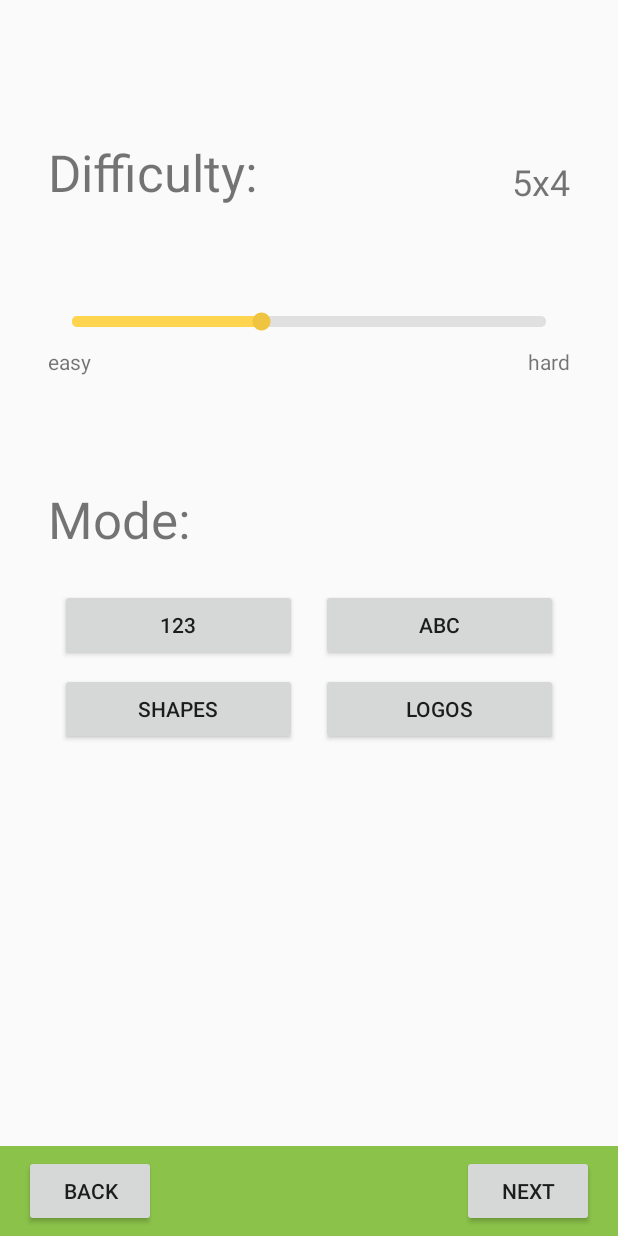
After one commit to LarsHorvath/memory_app, an Android app: the NewGameActivity2 screen opened directly, with no data from a screen before it, on a phone screen of 412 x 824 dp. The commit adds this screen. Run offline under Robolectric (Android 15) with nearby library versions, the light colour scheme and no system bars; 5 statements that could not run were skipped.

Commit message:
newGameActivity 2 - all settings

```diff
--- /dev/null
+++ b/app/src/main/java/com/memory_app/GameSettings.java
@@ -0,0 +1,114 @@
+package com.memory_app;
+
+import java.io.Serializable;
+
+public class GameSettings implements Serializable {
+    private int numberOfPlayers;
+    private String namePlayer1, namePlayer2;
+    private boolean ai;
+    private String aiString;
+    private String difficulty;
+    private int colums, rows;
+    private int mode;
+
+    public GameSettings() {
+        numberOfPlayers = 0;
+        namePlayer1 = "Player 1";
+        namePlayer2 = "Player 2";
+        ai = false;
+        aiString = "";
+        difficulty = "0x0";
+        colums = 3;
+        rows = 2;
+        mode = 0;
+    }
+
+    // Constructor
+    public GameSettings(int numberOfPlayers, String namePlayer1, String namePlayer2, boolean ai, String aiString, String difficulty, int colums, int rows, int mode) {
+        this.numberOfPlayers = numberOfPlayers;
+        this.namePlayer1 = namePlayer1;
+        this.namePlayer2 = namePlayer2;
+        this.ai = ai;
+        this.aiString = aiString;
+        this.difficulty = difficulty;
+        this.colums = colums;
+        this.rows = rows;
+        this.mode = mode;
+    }
+
+    // Getters & Setters
+
+
+    public int getNumberOfPlayers() {
+        return numberOfPlayers;
+    }
+
+    public void setNumberOfPlayers(int numberOfPlayers) {
+        this.numberOfPlayers = numberOfPlayers;
+    }
+
+    public String getNamePlayer1() {
+        return namePlayer1;
+    }
+
+    public void setNamePlayer1(String namePlayer1) {
+        this.namePlayer1 = namePlayer1;
+    }
+
+    public String getNamePlayer2() {
+        return namePlayer2;
+    }
+
+    public void setNamePlayer2(String namePlayer2) {
+        this.namePlayer2 = namePlayer2;
+    }
+
+    public boolean isAi() {
+        return ai;
+    }
+
+    public void setAi(boolean ai) {
+        this.ai = ai;
+    }
+
+    public String getAiString() {
+        return aiString;
+    }
+
+    public void setAiString(String aiString) {
+        this.aiString = aiString;
+    }
+
+    public String getDifficulty() {
+        return difficulty;
+    }
+
+    public void setDifficulty(String difficulty) {
+        this.difficulty = difficulty;
+    }
+
+    public int getColums() {
+        return colums;
+    }
+
+    public void setColums(int colums) {
+        this.colums = colums;
+    }
+
+    public int getRows() {
+        return rows;
+    }
+
+    public void setRows(int rows) {
+        if (rows > 6) rows = 6;
+        this.rows = rows;
+    }
+
+    public int getMode() {
+        return mode;
+    }
+
+    public void setMode(int mode) {
+        this.mode = mode;
+    }
+}
--- /dev/null
+++ b/app/src/main/java/com/memory_app/NewGameActivity2.java
@@ -0,0 +1,150 @@
+package com.memory_app;
+
+import androidx.appcompat.app.AppCompatActivity;
+
+import android.content.Intent;
+import android.os.Bundle;
+import android.view.View;
+import android.widget.Button;
+import android.widget.SeekBar;
+import android.widget.TextView;
+
+public class NewGameActivity2 extends AppCompatActivity {
+
+    private static final String TAG = "NewGameActivity2";
+
+    SeekBar seekBar;
+    TextView txt_difficulty;
+    Button back, next, numbers, letters, shapes, logos;
+    String[] difficulties = {"3x2","4x3","5x4","6x5","7x6","8x6"};
+    enum ModeSelection {NUMBERS, LETTERS, SHAPES, LOGOS}
+
+    // Preferences
+    GameSettings gameSettings;
+    ModeSelection modeSelection;
+
+
+    @Override
+    protected void onCreate(Bundle savedInstanceState) {
+        super.onCreate(savedInstanceState);
+        setContentView(R.layout.activity_new_game2);
+
+        txt_difficulty = findViewById(R.id.txt_difficulty);
+        back = findViewById(R.id.btn_back2);
+        next = findViewById(R.id.btn_next2);
+        numbers = findViewById(R.id.btn_mode_123);
+        letters = findViewById(R.id.btn_mode_abc);
+        shapes = findViewById(R.id.btn_mode_shapes);
+        logos = findViewById(R.id.btn_mode_logo);
+        seekBar = (SeekBar)findViewById(R.id.seekBar);
+
+        gameSettings = new GameSettings();
+
+        // Get Bundle with Preferences from Activity before
+        Bundle bundle = getIntent().getExtras();
+        assert bundle != null;
+        gameSettings.setNumberOfPlayers(bundle.getInt("numberOfPlayers"));
+        gameSettings.setNamePlayer1(bundle.getString("namePlayer1"));
+        gameSettings.setNamePlayer2(bundle.getString("namePlayer2"));
+        gameSettings.setAi(bundle.getBoolean("AI"));
+        gameSettings.setAiString(bundle.getString("AiString"));
+
+        setOnClickListeners();
+
+
+
+    }
+    private void setOnClickListeners(){
+        seekBar.setOnSeekBarChangeListener(new SeekBar.OnSeekBarChangeListener(){
+
+            @Override
+            public void onProgressChanged(SeekBar seekBar, int i, boolean b) {
+                txt_difficulty.setText(difficulties[i]);
+                gameSettings.setColums(i+3);
+                gameSettings.setRows(i+2);
+            }
+            @Override
+            public void onStartTrackingTouch(SeekBar seekBar) {
+
+            }
+            @Override
+            public void onStopTrackingTouch(SeekBar seekBar) {
+
+            }
+        });
+        numbers.setOnClickListener(new View.OnClickListener() {
+            @Override
+            public void onClick(View v) {
+                modeSelection = ModeSelection.NUMBERS;
+                updateModes();
+            }
+        });
+        letters.setOnClickListener(new View.OnClickListener() {
+            @Override
+            public void onClick(View v) {
+                modeSelection = ModeSelection.LETTERS;
+                updateModes();
+            }
+        });
+        shapes.setOnClickListener(new View.OnClickListener() {
+            @Override
+            public void onClick(View v) {
+                modeSelection = ModeSelection.SHAPES;
+                updateModes();
+            }
+        });
+        logos.setOnClickListener(new View.OnClickListener() {
+            @Override
+            public void onClick(View v) {
+                modeSelection = ModeSelection.LOGOS;
+                updateModes();
+            }
+        });
+        back.setOnClickListener(new View.OnClickListener() {
+            @Override
+            public void onClick(View v) {
+                finish();
+            }
+        });
+        next.setOnClickListener(new View.OnClickListener() {
+            @Override
+            public void onClick(View v) {
+                Intent intent = new Intent(NewGameActivity2.this, NewGameActivity2.class);
+                intent.putExtra("settings", gameSettings);
+                startActivity(intent);
+            }
+        });
+
+    }
+
+    private void updateModes(){
+        int mode = 0;
+
+        numbers.setBackgroundTintList(NewGameActivity2.this.getResources().getColorStateList(R.color.buttongray));
+        letters.setBackgroundTintList(NewGameActivity2.this.getResources().getColorStateList(R.color.buttongray));
+        shapes.setBackgroundTintList(NewGameActivity2.this.getResources().getColorStateList(R.color.buttongray));
+        logos.setBackgroundTintList(NewGameActivity2.this.getResources().getColorStateList(R.color.buttongray));
+
+        switch (modeSelection){
+            case NUMBERS:
+                mode = 1;
+                numbers.setBackgroundTintList(NewGameActivity2.this.getResources().getColorStateList(R.color.colorAccent));
+                break;
+            case LETTERS:
+                mode = 2;
+                letters.setBackgroundTintList(NewGameActivity2.this.getResources().getColorStateList(R.color.colorAccent));
+                break;
+            case SHAPES:
+                mode = 3;
+                shapes.setBackgroundTintList(NewGameActivity2.this.getResources().getColorStateList(R.color.colorAccent));
+                break;
+            case LOGOS:
+                mode = 4;
+                logos.setBackgroundTintList(NewGameActivity2.this.getResources().getColorStateList(R.color.colorAccent));
+                break;
+        }
+
+        gameSettings.setMode(mode);
+    }
+
+}
--- /dev/null
+++ b/app/src/main/res/drawable/custom_seekbar_progress.xml
@@ -0,0 +1,25 @@
+<?xml version="1.0" encoding="utf-8"?>
+<layer-list xmlns:android="http://schemas.android.com/apk/res/android">
+    <item android:id="@android:id/background"
+        android:gravity="center_vertical|fill_horizontal">
+        <shape android:shape="rectangle">
+            <corners android:radius="3dp"/>
+            <size android:height="7dp"/>
+        </shape>
+    </item>
+    <item android:id="@android:id/progress"
+        android:gravity="center_vertical|fill_horizontal">
+        <scale android:scaleWidth="100%">
+            <selector>
+                <item android:state_enabled="false"
+                    android:drawable="@android:color/transparent" />
+                <item>
+                    <shape android:shape="rectangle">
+                        <corners android:radius="3dp"/>
+                        <size android:height="7dp" />
+                    </shape>
+                </item>
+            </selector>
+        </scale>
+    </item>
+</layer-list>
--- /dev/null
+++ b/app/src/main/res/layout/activity_new_game2.xml
@@ -0,0 +1,180 @@
+<?xml version="1.0" encoding="utf-8"?>
+<androidx.constraintlayout.widget.ConstraintLayout xmlns:android="http://schemas.android.com/apk/res/android"
+    xmlns:app="http://schemas.android.com/apk/res-auto"
+    xmlns:tools="http://schemas.android.com/tools"
+    android:layout_width="match_parent"
+    android:layout_height="match_parent"
+    tools:context=".NewGameActivity2">
+
+
+    <TextView
+        android:id="@+id/textView3"
+        android:layout_width="wrap_content"
+        android:layout_height="wrap_content"
+        android:layout_marginStart="32dp"
+        android:layout_marginTop="92dp"
+        android:text="Difficulty:"
+        android:textSize="34dp"
+        app:layout_constraintStart_toStartOf="parent"
+        app:layout_constraintTop_toTopOf="parent" />
+
+    <SeekBar
+        android:id="@+id/seekBar"
+        android:layout_width="0dp"
+        android:layout_height="wrap_content"
+        android:layout_marginStart="32dp"
+        android:layout_marginTop="68dp"
+        android:layout_marginEnd="32dp"
+        android:max="5"
+        android:progress="2"
+        android:progressDrawable="@drawable/custom_seekbar_progress"
+        android:scrollbarSize="10dp"
+        android:textAlignment="center"
+        android:theme="@style/MySeekBar"
+        app:layout_constraintEnd_toEndOf="parent"
+        app:layout_constraintHorizontal_bias="0.0"
+        app:layout_constraintStart_toStartOf="parent"
+        app:layout_constraintTop_toBottomOf="@+id/textView3" />
+
+    <TextView
+        android:id="@+id/textView4"
+        android:layout_width="wrap_content"
+        android:layout_height="wrap_content"
+        android:layout_marginStart="32dp"
+        android:layout_marginTop="8dp"
+        android:text="easy"
+        app:layout_constraintStart_toStartOf="parent"
+        app:layout_constraintTop_toBottomOf="@+id/seekBar" />
+
+    <TextView
+        android:id="@+id/textView5"
+        android:layout_width="wrap_content"
+        android:layout_height="wrap_content"
+        android:layout_marginTop="8dp"
+        android:layout_marginEnd="32dp"
+        android:text="hard"
+        app:layout_constraintEnd_toEndOf="parent"
+        app:layout_constraintTop_toBottomOf="@+id/seekBar" />
+
+    <TextView
+        android:id="@+id/txt_difficulty"
+        android:layout_width="wrap_content"
+        android:layout_height="wrap_content"
+        android:layout_marginEnd="32dp"
+        android:text="5x4"
+        android:textSize="24dp"
+        app:layout_constraintBottom_toBottomOf="@+id/textView3"
+        app:layout_constraintEnd_toEndOf="parent" />
+
+    <TextView
+        android:id="@+id/textView7"
+        android:layout_width="wrap_content"
+        android:layout_height="wrap_content"
+        android:layout_marginStart="32dp"
+        android:layout_marginTop="100dp"
+        android:text="Mode:"
+        android:textSize="34dp"
+        app:layout_constraintStart_toStartOf="parent"
+        app:layout_constraintTop_toBottomOf="@+id/seekBar" />
+
+    <ImageView
+        android:id="@+id/imageView2"
+        android:layout_width="0dp"
+        android:layout_height="60dp"
+        app:layout_constraintBottom_toBottomOf="parent"
+        app:layout_constraintEnd_toEndOf="parent"
+        app:layout_constraintStart_toStartOf="parent"
+        app:srcCompat="@drawable/bottom_background" />
+
+    <Button
+        android:id="@+id/btn_next2"
+        android:layout_width="wrap_content"
+        android:layout_height="wrap_content"
+        android:layout_marginEnd="16dp"
+        android:text="Next"
+        app:layout_constraintBottom_toBottomOf="parent"
+        app:layout_constraintEnd_toEndOf="@+id/imageView2"
+        app:layout_constraintTop_toTopOf="@+id/imageView2" />
+
+    <Button
+        android:id="@+id/btn_back2"
+        android:layout_width="wrap_content"
+        android:layout_height="wrap_content"
+        android:layout_marginStart="16dp"
+        android:text="Back"
+        app:layout_constraintBottom_toBottomOf="parent"
+        app:layout_constraintStart_toStartOf="@+id/imageView2"
+        app:layout_constraintTop_toTopOf="@+id/imageView2" />
+
+    <androidx.constraintlayout.widget.Guideline
+        android:id="@+id/guideline5"
+        android:layout_width="wrap_content"
+        android:layout_height="wrap_content"
+        android:orientation="vertical"
+        app:layout_constraintGuide_begin="32dp" />
+
+    <androidx.constraintlayout.widget.Guideline
+        android:id="@+id/guideline6"
+        android:layout_width="wrap_content"
+        android:layout_height="wrap_content"
+        android:orientation="vertical"
+        app:layout_constraintGuide_end="32dp" />
+
+    <androidx.constraintlayout.widget.Guideline
+        android:id="@+id/guideline7"
+        android:layout_width="wrap_content"
+        android:layout_height="wrap_content"
+        android:orientation="vertical"
+        app:layout_constraintGuide_percent="0.5" />
+
+    <Button
+        android:id="@+id/btn_mode_123"
+        android:layout_width="0dp"
+        android:layout_height="wrap_content"
+        android:layout_marginStart="8dp"
+        android:layout_marginTop="24dp"
+        android:layout_marginEnd="8dp"
+        android:text="123"
+        app:layout_constraintEnd_toStartOf="@+id/guideline7"
+        app:layout_constraintStart_toStartOf="@+id/guideline5"
+        app:layout_constraintTop_toBottomOf="@+id/textView7" />
+
+    <Button
+        android:id="@+id/btn_mode_shapes"
+        android:layout_width="0dp"
+        android:layout_height="wrap_content"
+        android:layout_marginStart="8dp"
+        android:layout_marginTop="8dp"
+        android:layout_marginEnd="8dp"
+        android:text="Shapes"
+        app:layout_constraintEnd_toStartOf="@+id/guideline7"
+        app:layout_constraintHorizontal_bias="0.0"
+        app:layout_constraintStart_toStartOf="@+id/guideline5"
+        app:layout_constraintTop_toBottomOf="@+id/btn_mode_123" />
+
+    <Button
+        android:id="@+id/btn_mode_abc"
+        android:layout_width="0dp"
+        android:layout_height="wrap_content"
+        android:layout_marginStart="8dp"
+        android:layout_marginEnd="8dp"
+        android:text="ABC"
+        app:layout_constraintBottom_toBottomOf="@+id/btn_mode_123"
+        app:layout_constraintEnd_toStartOf="@+id/guideline6"
+        app:layout_constraintStart_toStartOf="@+id/guideline7"
+        app:layout_constraintTop_toTopOf="@+id/btn_mode_123" />
+
+    <Button
+        android:id="@+id/btn_mode_logo"
+        android:layout_width="0dp"
+        android:layout_height="wrap_content"
+        android:layout_marginStart="8dp"
+        android:layout_marginTop="8dp"
+        android:layout_marginEnd="8dp"
+        android:text="Logos"
+        app:layout_constraintEnd_toStartOf="@+id/guideline6"
+        app:layout_constraintHorizontal_bias="0.0"
+        app:layout_constraintStart_toStartOf="@+id/guideline7"
+        app:layout_constraintTop_toBottomOf="@+id/btn_mode_abc" />
+
+</androidx.constraintlayout.widget.ConstraintLayout>
--- a/app/src/main/res/values/styles.xml
+++ b/app/src/main/res/values/styles.xml
@@ -1,11 +1,18 @@
 <resources>
 
     <!-- Base application theme. -->
-    <style name="AppTheme" parent="Theme.AppCompat.Light.DarkActionBar">
+    <style name="AppTheme" parent="Theme.AppCompat.Light.NoActionBar">
         <!-- Customize your theme here. -->
         <item name="colorPrimary">@color/colorPrimary</item>
         <item name="colorPrimaryDark">@color/colorPrimaryDark</item>
         <item name="colorAccent">@color/colorAccent</item>
     </style>
 
+    <!-- My own Seekbar -->
+    <style name="MySeekBar" parent="Widget.AppCompat.SeekBar">
+        <item name="android:progressBackgroundTint">@color/buttongray</item>
+        <item name="android:progressTint">@color/colorAccent</item>
+        <item name="android:colorControlActivated">@color/colorAccentDark</item>
+    </style>
+
 </resources>
```
Also changed, not shown: app/src/main/AndroidManifest.xml (+9 -2 lines), app/src/main/java/com/memory_app/MainActivity.java (+29 -0 lines), app/src/main/java/com/memory_app/NewGameActivity.java (+137 -19 lines), app/src/main/res/layout/activity_new_game.xml (+11 -5 lines).
